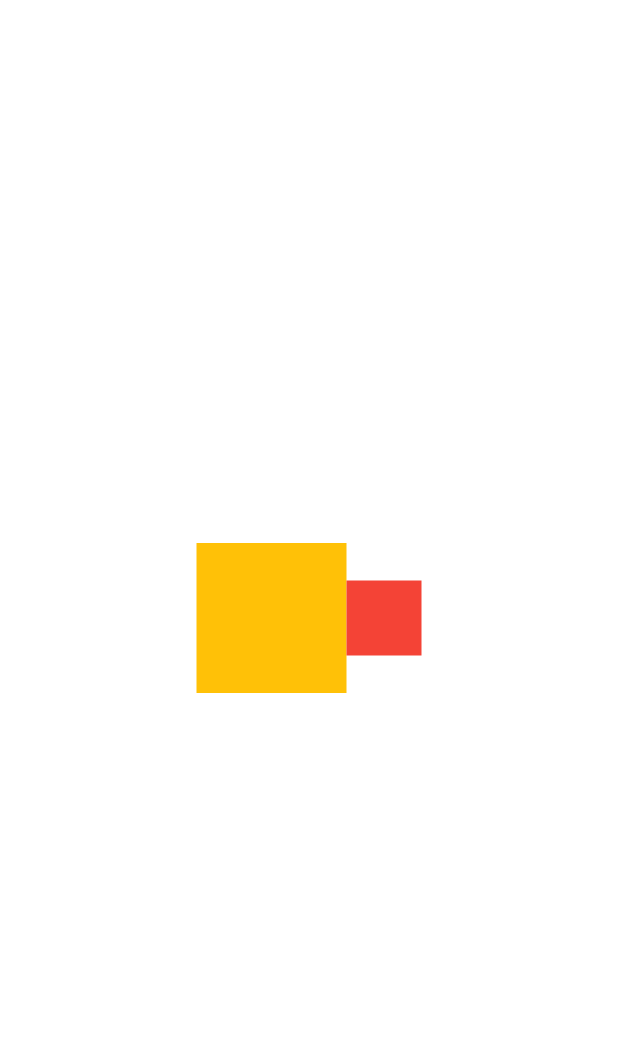
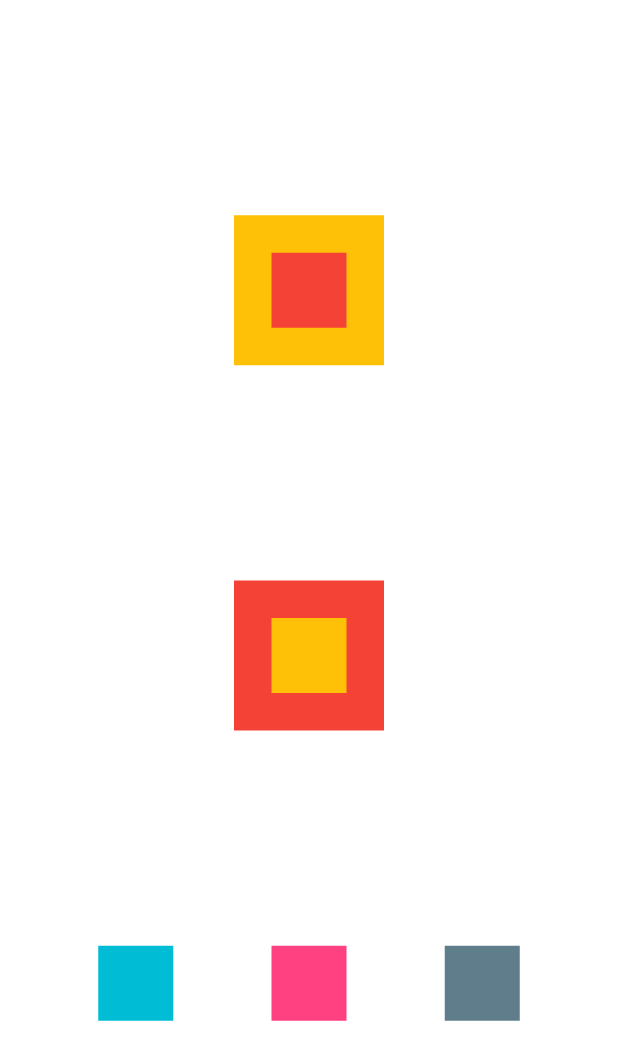
Before and after one commit to dudurb17/nosso_primeiro_projeto_flutter, a Flutter app: the screen it shows after launch, on a phone screen of 412 x 824 dp. Shown: the top 1060 px of the screen. Run offline on Flutter 3.47's test engine with Material 3 defaults, Android fonts, the phone set to English and light mode, and no system bars.

Commit message:
Row e column

```diff
--- a/lib/main.dart
+++ b/lib/main.dart
@@ -16,8 +16,11 @@ class MyApp extends StatelessWidget {
           colorScheme: ColorScheme.fromSeed(seedColor: Colors.deepPurple),
           useMaterial3: true,
         ),
-        home: Row(
-          mainAxisAlignment: MainAxisAlignment.center,
+        home: Column(
+          mainAxisAlignment: MainAxisAlignment.spaceEvenly,
+          children: [
+            Stack(
+              alignment: Alignment.center,
               children: [
                 Container(
                   color: Colors.amber,
@@ -30,6 +33,44 @@ class MyApp extends StatelessWidget {
                   height: 50,
                 ),
               ],
+            ),
+            Stack(
+              alignment: Alignment.center,
+              children: [
+                Container(
+                  color: Colors.red,
+                  width: 100,
+                  height: 100,
+                ),
+                Container(
+                  color: Colors.amber,
+                  width: 50,
+                  height: 50,
+                ),
+              ],
+            ),
+            Row(
+              mainAxisAlignment: MainAxisAlignment.spaceEvenly,
+              crossAxisAlignment: CrossAxisAlignment.center,
+              children: [
+                Container(
+                  color: Colors.cyan,
+                  height: 50,
+                  width: 50,
+                ),
+                Container(
+                  color: Colors.pinkAccent,
+                  width: 50,
+                  height: 50,
+                ),
+                Container(
+                  color: Colors.blueGrey,
+                  width: 50,
+                  height: 50,
+                )
+              ],
+            )
+          ],
         ));
   }
 }
```
Lines whose indentation alone changed are shown as unchanged.
